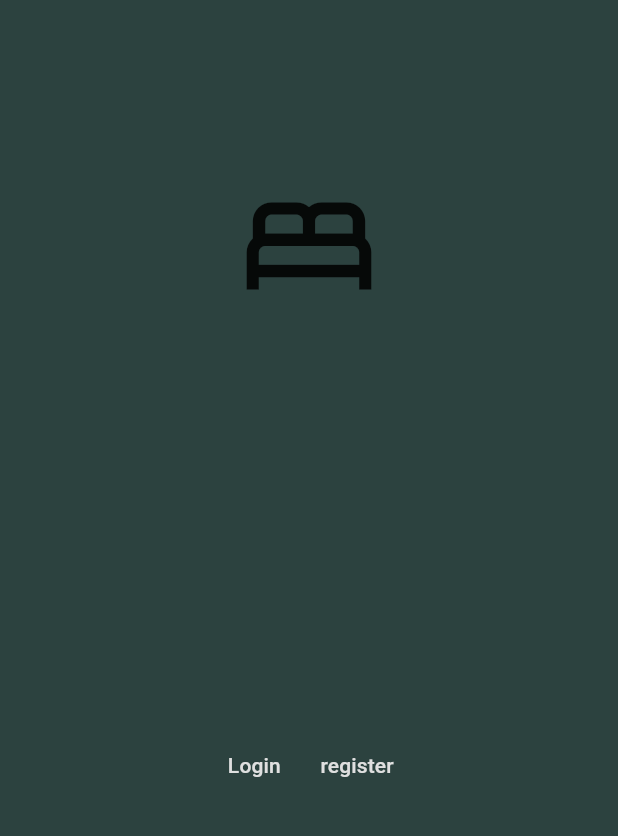
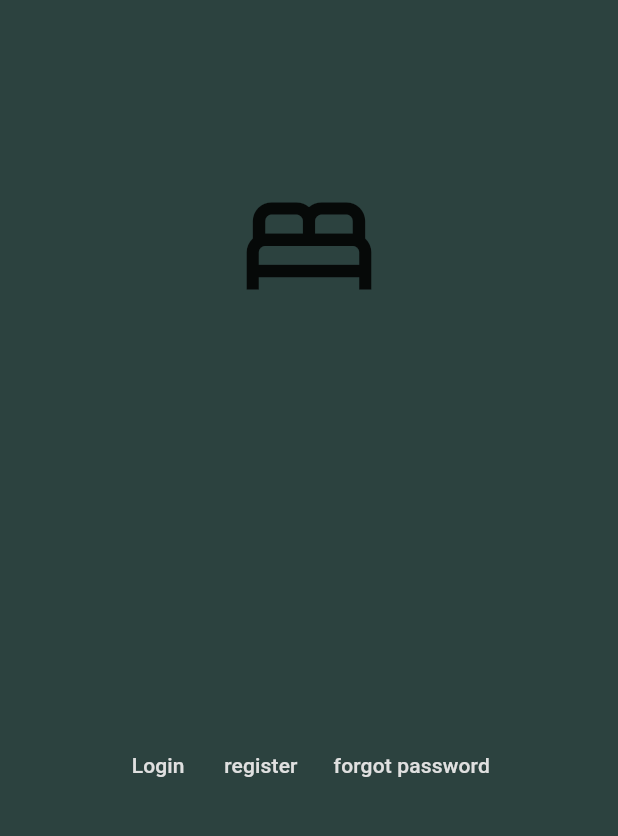
Before and after one commit to Renszit/bunk_app, a Flutter app: the screen it shows after launch, after a tap on "Login", on a phone screen of 412 x 824 dp, the part 63-899 px from its top. Run offline on Flutter 3.47's test engine with Material 2 defaults, Android fonts, the phone set to English and light mode, and no system bars; our stand-ins replace firebase_auth, firebase_core, firebase_database; accounts and stored records are empty.

Commit message:
Auth fixes / refactor / ish

```diff
--- a/lib/main.dart
+++ b/lib/main.dart
@@ -2,6 +2,8 @@ import 'package:bunk_app/modules/auth/bunk_home.dart';
 import 'package:bunk_app/modules/home/home_view.dart';
 import 'package:firebase_core/firebase_core.dart';
 import 'package:flutter/material.dart';
+
+import 'modules/auth/forgot_password.dart';
 
 Future<void> main() async =>
     {WidgetsFlutterBinding.ensureInitialized(), runApp(MyApp())};
@@ -48,6 +50,7 @@ class MyApp extends StatelessWidget {
         ),
         routes: {
           '/home': (context) => const Home(title: 'Dashboard'),
+          '/forgotPassword': (context) => const ForgotPassword(),
         });
   }
 }
--- a/lib/modules/auth/widgets/login_form.dart
+++ b/lib/modules/auth/widgets/login_form.dart
@@ -2,6 +2,7 @@ import 'package:bunk_app/global/common/toggle_button_icon.dart';
 import 'package:bunk_app/global/services/Auth.dart';
 
 import 'package:bunk_app/global/utils/validators.dart';
+import 'package:firebase_auth/firebase_auth.dart';
 import 'package:firebase_database/firebase_database.dart';
 import 'package:flutter/material.dart';
 
@@ -24,13 +25,18 @@ class _LoginFormState extends State<LoginForm> {
     if (_formKey.currentState!.validate()) {
       _formKey.currentState!.save();
 
-      ScaffoldMessenger.of(context).showSnackBar(
-        const SnackBar(content: Text('Processing Data')),
-      );
-
       Auth.loginUser(email, password).then((val) => {
-            Navigator.pushNamedAndRemoveUntil(
-                context, '/home', ModalRoute.withName('/Dashboard'))
+            if (val is UserCredential)
+              {
+                Navigator.pushNamedAndRemoveUntil(
+                    context, '/home', ModalRoute.withName('/Dashboard'))
+              }
+            else
+              {
+                ScaffoldMessenger.of(context).showSnackBar(
+                  SnackBar(content: Text('Error $val')),
+                )
+              }
           });
     }
   }
@@ -39,6 +45,10 @@ class _LoginFormState extends State<LoginForm> {
     setState(() {
       _obscureText = !_obscureText;
     });
+  }
+
+  void forgotPassWordAction() {
+    Navigator.pushNamed(context, '/forgotPassword');
   }
 
   @override
@@ -94,6 +104,9 @@ class _LoginFormState extends State<LoginForm> {
                                 title: 'Registration page')));
                       },
                       child: const Text('register')),
+                  TextButton(
+                      onPressed: forgotPassWordAction,
+                      child: const Text('forgot password'))
                 ],
               ),
             ],
--- a/lib/modules/home/home_view.dart
+++ b/lib/modules/home/home_view.dart
@@ -16,7 +16,7 @@ class _HomeState extends State<Home> {
 
   @override
   Widget build(BuildContext context) {
-    var userName = user.displayName ?? user.email;
+    var userName = user?.displayName ?? user?.email;
 
     return Scaffold(
       appBar: AppBar(
```
Also changed, not shown: lib/global/services/Auth.dart (+3 -15 lines), lib/modules/auth/forgot_password.dart (added, +24 -0 lines), lib/modules/auth/widgets/registration_form.dart (+3 -9 lines).
